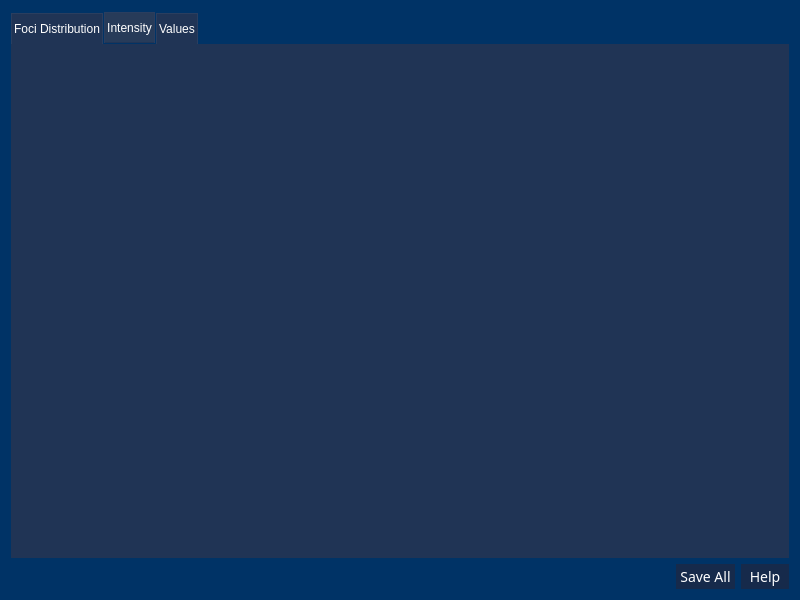
Qt form gui/statistics_dialog.ui (SilMon/NucDetect) before a commit.
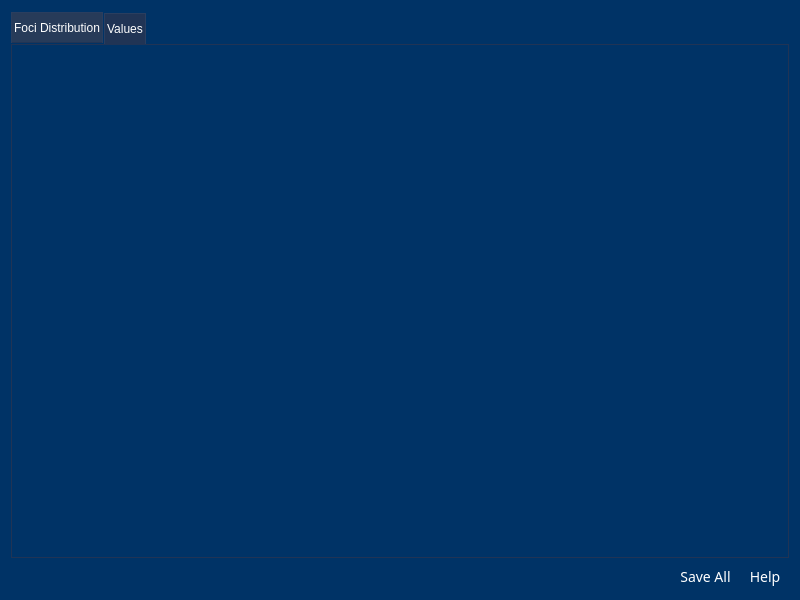
The same form after that commit. The open tabs and pages were chosen to show the change.

Commit message: Improvement of statistics window

```diff
--- a/gui/statistics_dialog.ui
+++ b/gui/statistics_dialog.ui
@@ -53,7 +53,7 @@
 	max-height: 30px;
 }
 
-QDialog{
+QDialog, QScrollArea, QWidget{
 	background-color: rgb(0, 51, 102);
 }
 
@@ -135,19 +135,6 @@
        </item>
       </layout>
      </widget>
-     <widget class="QWidget" name="tab_int">
-      <attribute name="title">
-       <string>Intensity</string>
-      </attribute>
-      <layout class="QHBoxLayout" name="horizontalLayout" stretch="8,2">
-       <item>
-        <layout class="QVBoxLayout" name="vl_int"/>
-       </item>
-       <item>
-        <layout class="QVBoxLayout" name="int_par"/>
-       </item>
-      </layout>
-     </widget>
      <widget class="QWidget" name="tab_val">
       <attribute name="title">
        <string>Values</string>
```
The commit also changes 2 other files.
